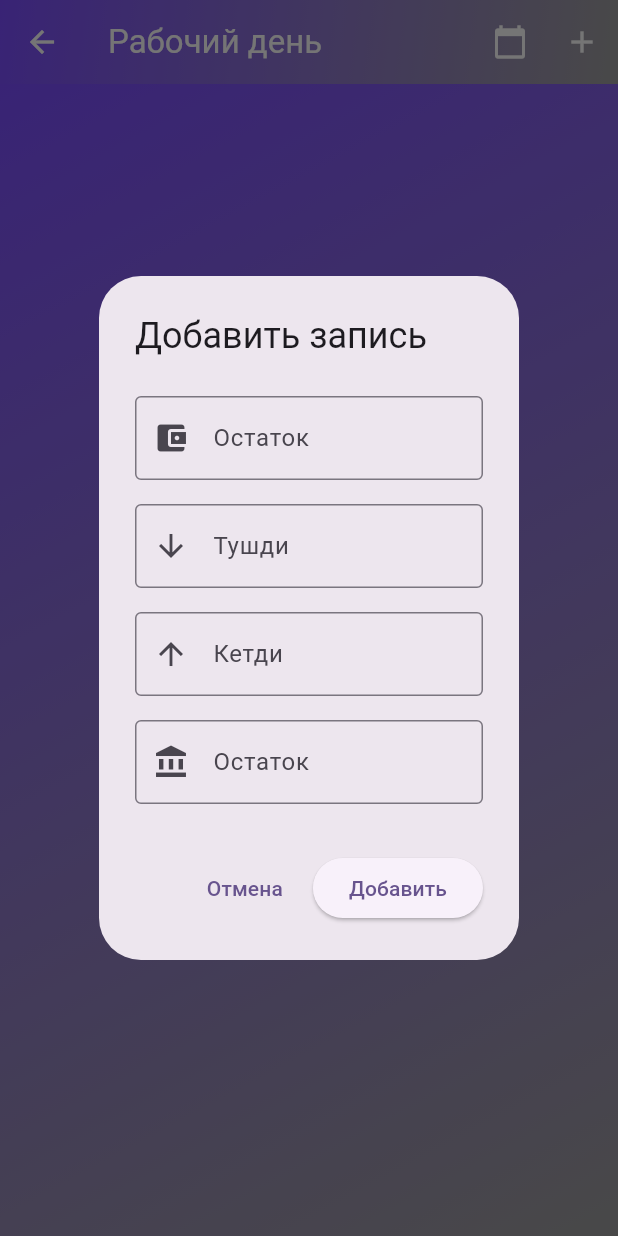
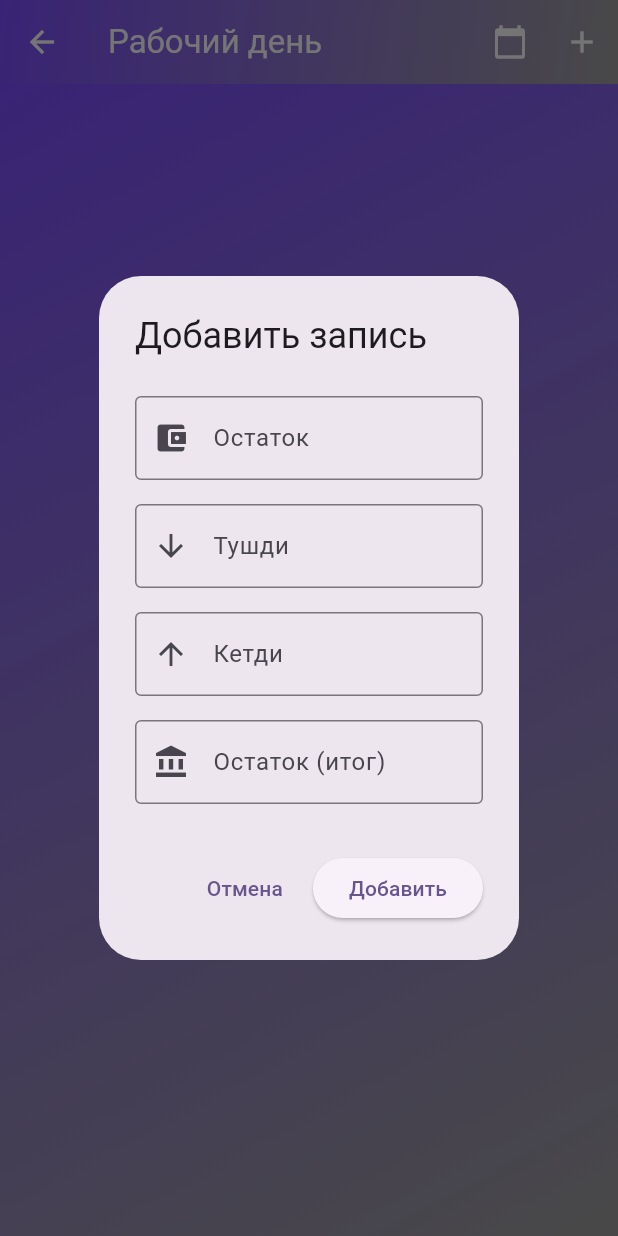
Before and after one commit to Bnutss/Leftovers, a Flutter app: the WorkDayScreen screen opened directly, after a tap on the "add" icon, on a phone screen of 412 x 824 dp. Run offline on Flutter 3.47's test engine with Material 3 defaults, Android fonts, the phone set to English and light mode, and no system bars; our stand-ins replace font_awesome_flutter, hive, hive_flutter; accounts and stored records are empty.

Commit message:
new commit

```diff
--- a/lib/work_day_screen.dart
+++ b/lib/work_day_screen.dart
@@ -32,17 +32,19 @@ class _WorkDayScreenState extends State<WorkDayScreen> {
         text: isEditing ? entry['tushdi'].toString() : '');
     final TextEditingController ketdiController = TextEditingController(
         text: isEditing ? entry['ketdi'].toString() : '');
-    final TextEditingController secondOstatokController = TextEditingController(
-        text: isEditing ? entry['secondOstatok'].toString() : '');
+    final TextEditingController resultOstatokController = TextEditingController(
+        text: isEditing ? entry['ostatok'].toString() : '');
 
-    void _updateSecondOstatok() {
+    void _updateResultOstatok() {
+      final ostatok = double.tryParse(ostatokController.text) ?? 0;
       final tushdi = double.tryParse(tushdiController.text) ?? 0;
       final ketdi = double.tryParse(ketdiController.text) ?? 0;
-      secondOstatokController.text = (tushdi - ketdi).toString();
+      resultOstatokController.text = (ostatok + tushdi - ketdi).toString();
     }
 
-    tushdiController.addListener(_updateSecondOstatok);
-    ketdiController.addListener(_updateSecondOstatok);
+    tushdiController.addListener(_updateResultOstatok);
+    ketdiController.addListener(_updateResultOstatok);
+    ostatokController.addListener(_updateResultOstatok);
 
     showDialog(
       context: context,
@@ -56,7 +58,7 @@ class _WorkDayScreenState extends State<WorkDayScreen> {
                 _buildTextField(ostatokController, 'Остаток', Icons.account_balance_wallet),
                 _buildTextField(tushdiController, 'Тушди', Icons.arrow_downward),
                 _buildTextField(ketdiController, 'Кетди', Icons.arrow_upward),
-                _buildTextField(secondOstatokController, 'Остаток', Icons.account_balance, readOnly: true),
+                _buildTextField(resultOstatokController, 'Остаток (итог)', Icons.account_balance, readOnly: true),
               ],
             ),
           ),
@@ -75,7 +77,6 @@ class _WorkDayScreenState extends State<WorkDayScreen> {
                   'ostatok': double.tryParse(ostatokController.text) ?? 0,
                   'tushdi': double.tryParse(tushdiController.text) ?? 0,
                   'ketdi': double.tryParse(ketdiController.text) ?? 0,
-                  'secondOstatok': double.tryParse(secondOstatokController.text) ?? 0,
                 };
                 if (isEditing) {
                   _workDayBox.putAt(index!, newEntry);
@@ -302,7 +303,7 @@ class _WorkDayScreenState extends State<WorkDayScreen> {
                             _buildColoredBlock('Остаток', entry['ostatok'], Colors.blue, Icons.account_balance_wallet),
                             _buildColoredBlock('Тушди', entry['tushdi'], Colors.grey, Icons.arrow_downward),
                             _buildColoredBlock('Кетди', entry['ketdi'], Colors.red, Icons.arrow_upward),
-                            _buildColoredBlock('Остаток', entry['secondOstatok'], Colors.green, Icons.account_balance),
+                            _buildColoredBlock('Остаток (итог)', (entry['ostatok'] + entry['tushdi'] - entry['ketdi']), Colors.green, Icons.account_balance),
                           ],
                         ),
                       ),
```
